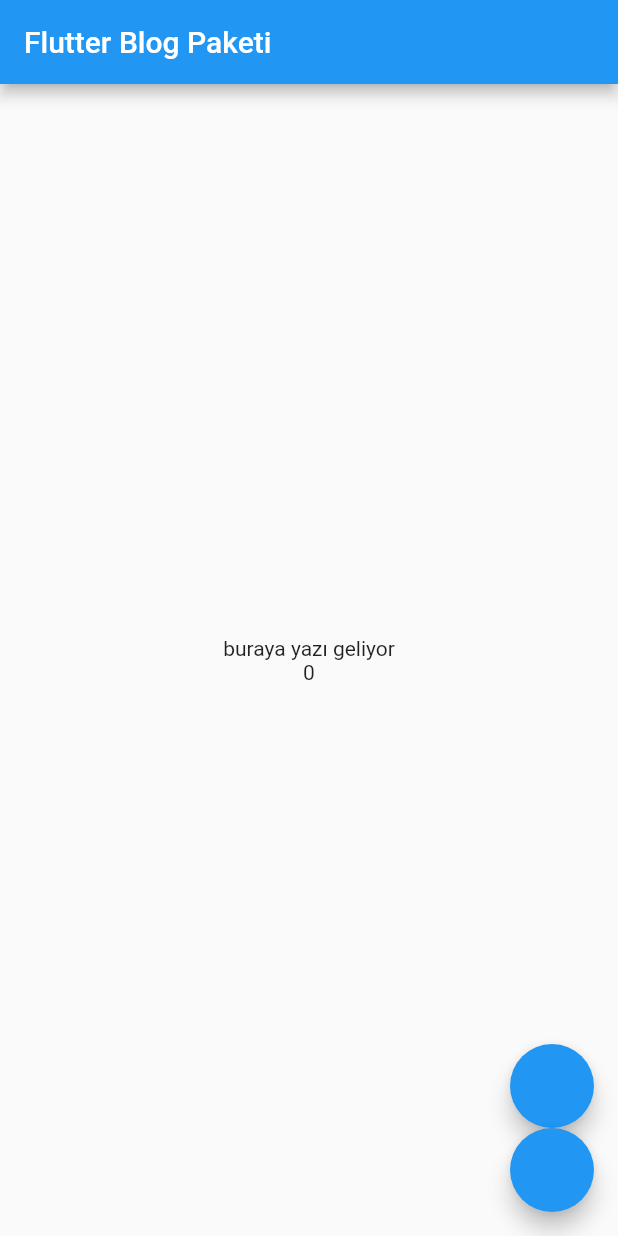
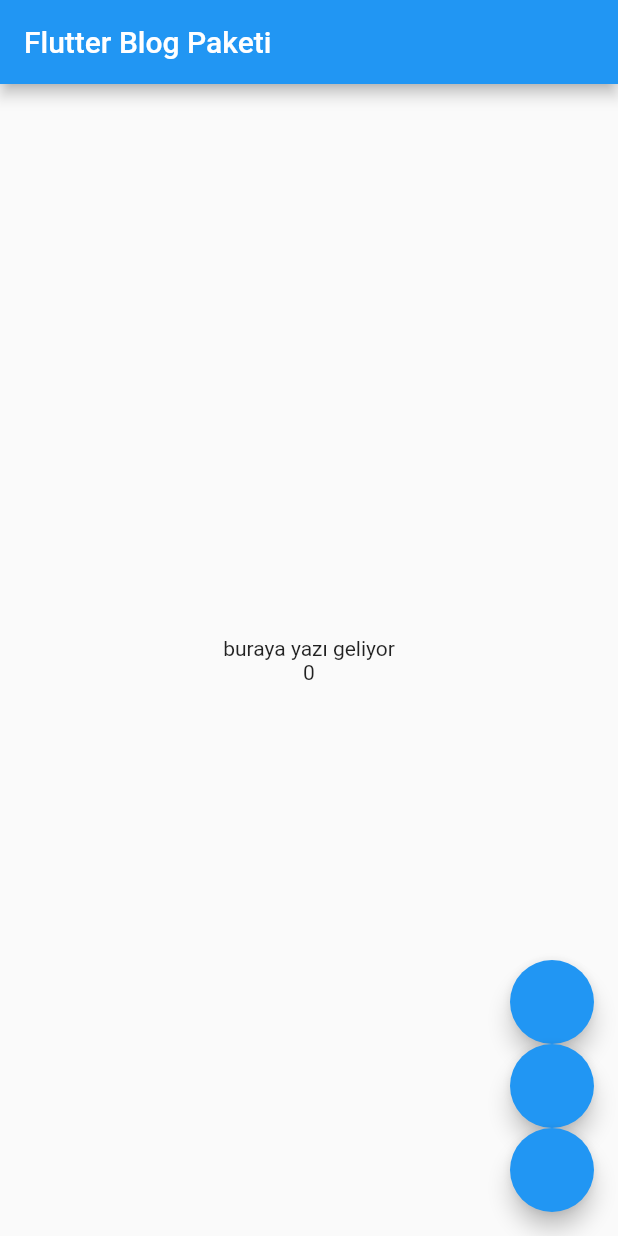
Before and after one commit to ylcnyldrm/flutter_bloc_paketi, a Flutter app: the screen it shows after launch, on a phone screen of 412 x 824 dp. Run offline on Flutter 3.47's test engine with Material 2 defaults, Android fonts, the phone set to English and light mode, and no system bars; our stand-ins replace flutter_bloc.

Commit message:
cubit ile tema değiştirme uygulaması eklendi

```diff
--- a/lib/counter_bloc/counter_bloc.dart
+++ b/lib/counter_bloc/counter_bloc.dart
@@ -1,5 +1,4 @@
 import 'package:flutter_bloc/flutter_bloc.dart';
-
 import 'counter_event.dart';
 import 'counter_state.dart';
 
--- /dev/null
+++ b/lib/counter_bloc/thema_cubit.dart
@@ -0,0 +1,20 @@
+import 'package:flutter/material.dart';
+import 'package:flutter_bloc/flutter_bloc.dart';
+
+class ThemaCubit extends Cubit<ThemeData> {
+  ThemaCubit( ) : super(_acikTema);
+
+  static final _acikTema = ThemeData(
+    floatingActionButtonTheme: FloatingActionButtonThemeData(
+        foregroundColor: Colors.white),
+    brightness: Brightness.light,
+  );
+ static final _koyuTema = ThemeData(
+      floatingActionButtonTheme: FloatingActionButtonThemeData(
+          foregroundColor: Colors.orange), brightness: Brightness.dark);
+
+  void temaDegistir() {
+    emit(state.brightness==Brightness.dark ? _acikTema:_koyuTema);
+
+  }
+}
--- a/lib/main.dart
+++ b/lib/main.dart
@@ -3,6 +3,8 @@
 import 'package:flutterblocpaketi/counter_bloc/counter_bloc.dart';
 import 'package:flutterblocpaketi/counter_bloc/counter_event.dart';
 import 'package:flutterblocpaketi/counter_bloc/counter_state.dart';
+
+import 'counter_bloc/thema_cubit.dart';
 
 void main() {
   runApp(BlocPaketi());
@@ -17,11 +19,20 @@
   @override
   Widget build(BuildContext context) {
     debugPrint("_BlocPaketiState build");
-    return MaterialApp(
-      title: "Flutter Bloc Paketi",
-      debugShowCheckedModeBanner: false,
-      home:
-          BlocProvider(create: (context) => CounterBloc(), child: MyHomePage()),
+    return BlocProvider(
+      create: (context) => ThemaCubit(),
+      child: BlocBuilder<ThemaCubit, ThemeData>(
+        builder: (context, tema) {
+          return MaterialApp(
+            theme: tema,
+            title: "Flutter Bloc Paketi",
+            debugShowCheckedModeBanner: false,
+            home: BlocProvider(
+
+                create: (context) => CounterBloc(), child: MyHomePage()),
+          );
+        },
+      ),
     );
   }
 }
@@ -82,16 +93,23 @@
       mainAxisAlignment: MainAxisAlignment.end,
       children: [
         FloatingActionButton(
-
             heroTag: 1,
             onPressed: () {
               context.read<CounterBloc>().add(CounterArttir());
-              debugPrint("ON PRESSED ");
+              debugPrint("arttır ");
             }),
-        FloatingActionButton(heroTag: 2, onPressed: () {
-          debugPrint("ON PRESSED ");
-          context.read<CounterBloc>().add(CounterAzalt());
-        }),
+        FloatingActionButton(
+            heroTag: 2,
+            onPressed: () {
+              debugPrint("azalt ");
+              context.read<CounterBloc>().add(CounterAzalt());
+            }),
+        FloatingActionButton(
+            heroTag: 3,
+            onPressed: () {
+              debugPrint(" ULA THEMAYI DEGİSTİR SÜLO");
+              context.read<ThemaCubit>().temaDegistir();
+            }),
       ],
     );
   }
```
